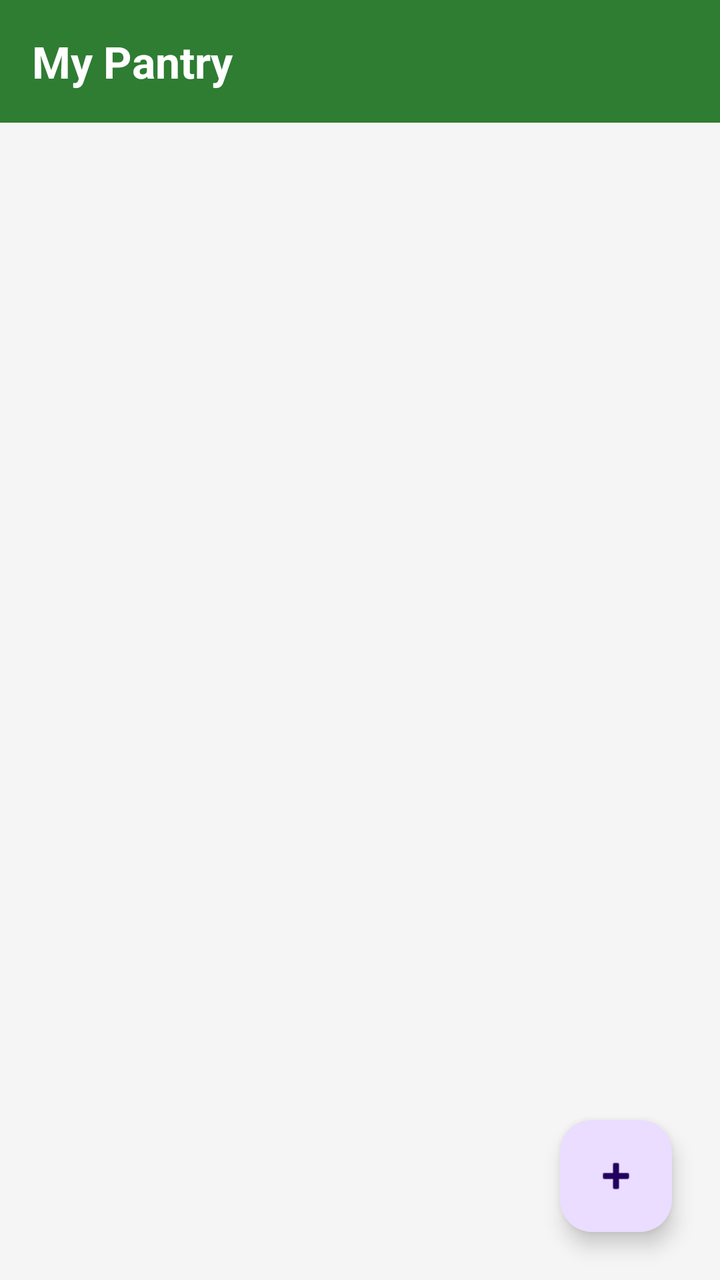
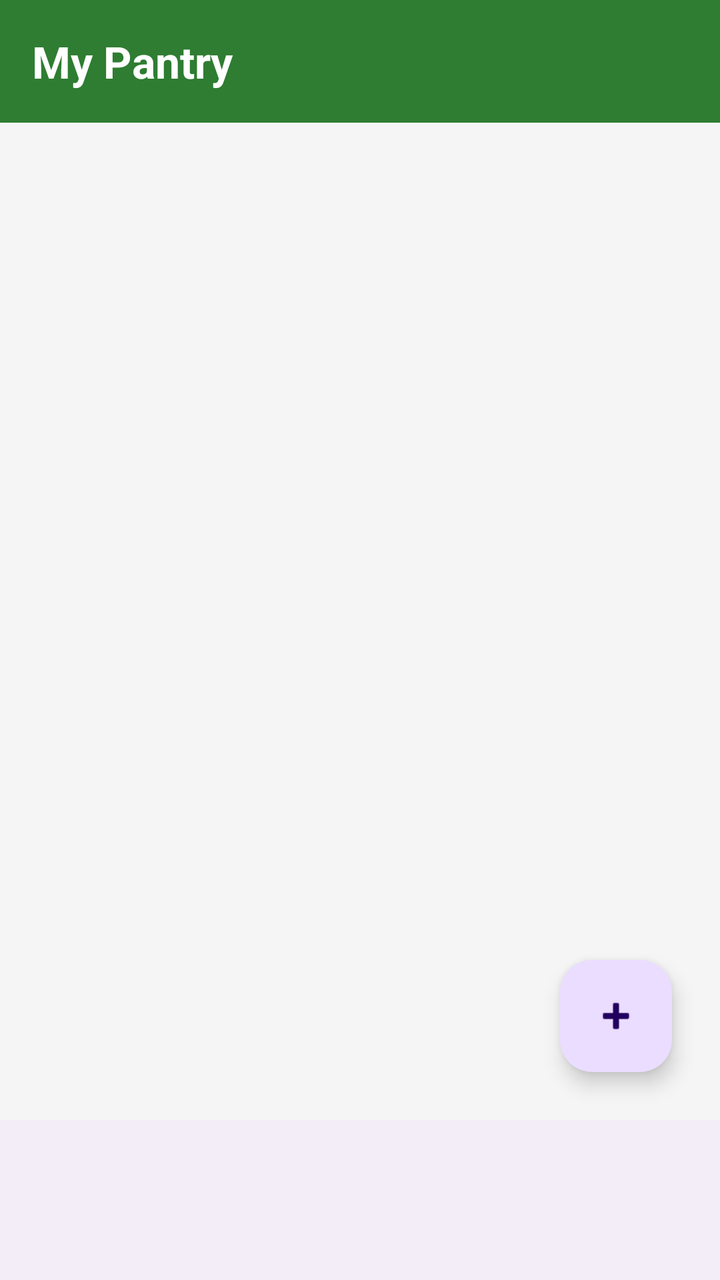

Two renders of the same Android screen: before a commit and after it. Below are the layout's source before the change and the commit's diff.
<!-- AndroidManifest.xml: application theme Theme.SmartPantryManager -->
<!-- res/layout/activity_main.xml -->
<?xml version="1.0" encoding="utf-8"?>
<androidx.constraintlayout.widget.ConstraintLayout
    xmlns:android="http://schemas.android.com/apk/res/android"
    xmlns:app="http://schemas.android.com/apk/res-auto"
    android:id="@+id/main"
    android:layout_width="match_parent"
    android:layout_height="match_parent"
    android:background="#F5F5F5">

    <TextView
        android:id="@+id/tvTitle"
        android:layout_width="0dp"
        android:layout_height="wrap_content"
        android:padding="16dp"
        android:text="My Pantry"
        android:textSize="22sp"
        android:textStyle="bold"
        android:textColor="#FFFFFF"
        android:background="#2E7D32"
        app:layout_constraintTop_toTopOf="parent"
        app:layout_constraintStart_toStartOf="parent"
        app:layout_constraintEnd_toEndOf="parent" />

    <androidx.recyclerview.widget.RecyclerView
        android:id="@+id/recyclerPantry"
        android:layout_width="0dp"
        android:layout_height="0dp"
        app:layout_constraintTop_toBottomOf="@id/tvTitle"
        app:layout_constraintBottom_toBottomOf="parent"
        app:layout_constraintStart_toStartOf="parent"
        app:layout_constraintEnd_toEndOf="parent" />

    <TextView
        android:id="@+id/tvEmpty"
        android:layout_width="wrap_content"
        android:layout_height="wrap_content"
        android:text="Your pantry is empty. Tap + to add an ingredient."
        android:textSize="16sp"
        android:visibility="gone"
        app:layout_constraintTop_toTopOf="parent"
        app:layout_constraintBottom_toBottomOf="parent"
        app:layout_constraintStart_toStartOf="parent"
        app:layout_constraintEnd_toEndOf="parent" />

    <com.google.android.material.floatingactionbutton.FloatingActionButton
        android:id="@+id/fabAdd"
        android:layout_width="wrap_content"
        android:layout_height="wrap_content"
        android:layout_margin="24dp"
        android:contentDescription="Add ingredient"
        android:src="@android:drawable/ic_input_add"
        app:layout_constraintBottom_toBottomOf="parent"
        app:layout_constraintEnd_toEndOf="parent" />
</androidx.constraintlayout.widget.ConstraintLayout>
<!-- resources referenced by this layout -->
<resources>
  <style name="Theme.SmartPantryManager" parent="Base.Theme.SmartPantryManager" />
  <style name="Base.Theme.SmartPantryManager" parent="Theme.Material3.DayNight.NoActionBar">
          
          
      </style>
</resources>

<!-- the commit's change to res/layout/activity_main.xml (unified diff, before → after) -->
@@ -26,7 +26,7 @@
         android:layout_width="0dp"
         android:layout_height="0dp"
         app:layout_constraintTop_toBottomOf="@id/tvTitle"
-        app:layout_constraintBottom_toBottomOf="parent"
+        app:layout_constraintBottom_toTopOf="@id/bottomNav"
         app:layout_constraintStart_toStartOf="parent"
         app:layout_constraintEnd_toEndOf="parent" />
 
@@ -49,6 +49,14 @@
         android:layout_margin="24dp"
         android:contentDescription="Add ingredient"
         android:src="@android:drawable/ic_input_add"
+        app:layout_constraintBottom_toTopOf="@id/bottomNav"
+        app:layout_constraintEnd_toEndOf="parent" />
+
+    <com.google.android.material.bottomnavigation.BottomNavigationView
+        android:id="@+id/bottomNav"
+        android:layout_width="0dp"
+        android:layout_height="wrap_content"
         app:layout_constraintBottom_toBottomOf="parent"
+        app:layout_constraintStart_toStartOf="parent"
         app:layout_constraintEnd_toEndOf="parent" />
 </androidx.constraintlayout.widget.ConstraintLayout>
